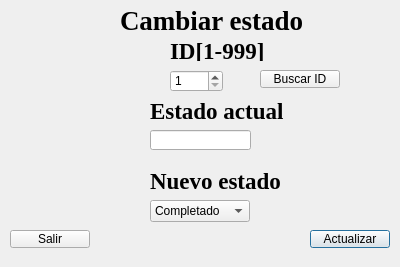
Old version of the form proyectoSolitario/cambiarpendiente.ui in the repository dereck-anti-EPN/Proyecto-Programacion.
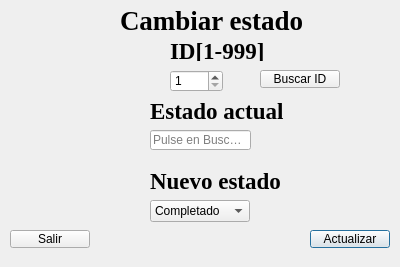
New version of the form. Icons and pictures are not drawn.

```diff
--- a/proyectoSolitario/cambiarpendiente.ui
+++ b/proyectoSolitario/cambiarpendiente.ui
@@ -179,6 +179,9 @@
    <property name="readOnly">
     <bool>true</bool>
    </property>
+   <property name="placeholderText">
+    <string>Pulse en Buscar ID</string>
+   </property>
   </widget>
   <widget class="QLabel" name="label_6">
    <property name="geometry">
```
